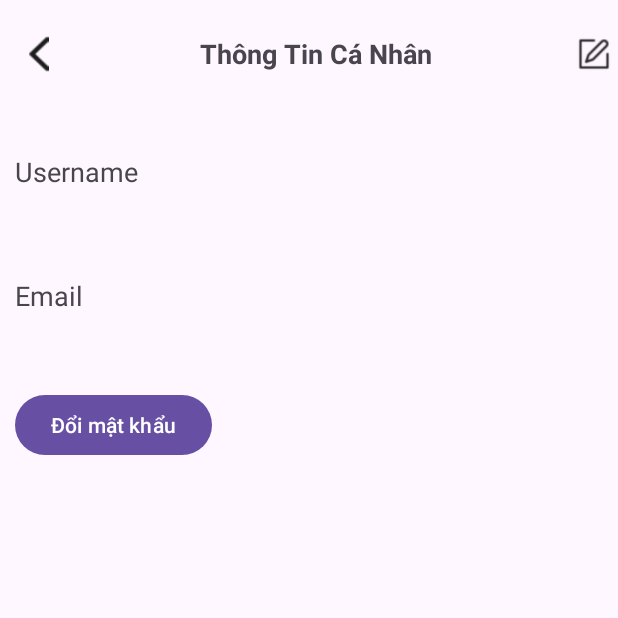
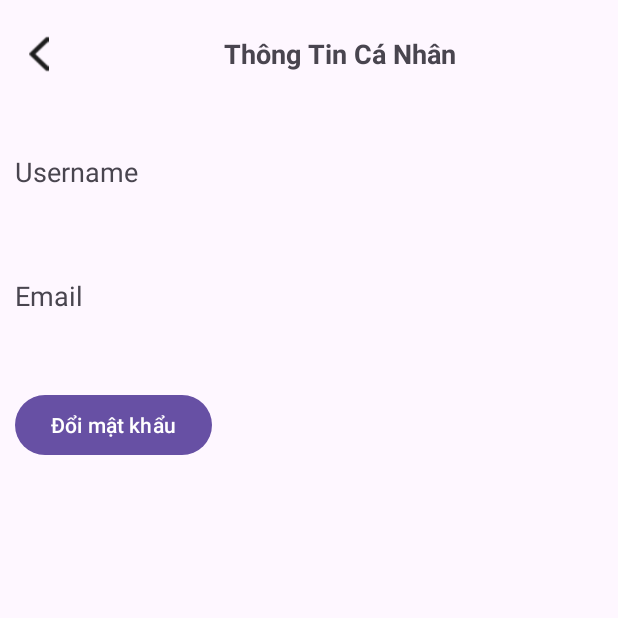
Before and after one commit to emcasa214/N03_QuanLyChiTieu, an Android app: the UserProfileActivity screen opened directly, with no data from a screen before it, on a phone screen of 412 x 824 dp, the top half of it. Run offline under Robolectric (Android 15) with nearby library versions, the phone set to English and light mode, and no system bars; libraries missing offline, so code that uses them is left out: at.favre.lib; 1 statement that could not run was skipped.

Commit message:
update interface

```diff
--- a/app/src/main/res/layout/activity_user_profile.xml
+++ b/app/src/main/res/layout/activity_user_profile.xml
@@ -40,14 +40,14 @@
                 android:textStyle="bold" />
 
             <!-- Nút thêm bên phải -->
-            <ImageButton
-                android:id="@+id/btnSua"
-                android:layout_width="32dp"
-                android:layout_height="32dp"
-                android:padding="4dp"
-                android:src="@drawable/icupdate"
-                android:scaleType="centerInside"
-                android:background="?attr/selectableItemBackgroundBorderless" />
+<!--            <ImageButton-->
+<!--                android:id="@+id/btnSua"-->
+<!--                android:layout_width="32dp"-->
+<!--                android:layout_height="32dp"-->
+<!--                android:padding="4dp"-->
+<!--                android:src="@drawable/icupdate"-->
+<!--                android:scaleType="centerInside"-->
+<!--                android:background="?attr/selectableItemBackgroundBorderless" />-->
 
         </LinearLayout>
 
```
Also changed, not shown: app/src/main/res/layout/activity_main.xml (+0 -9 lines).
